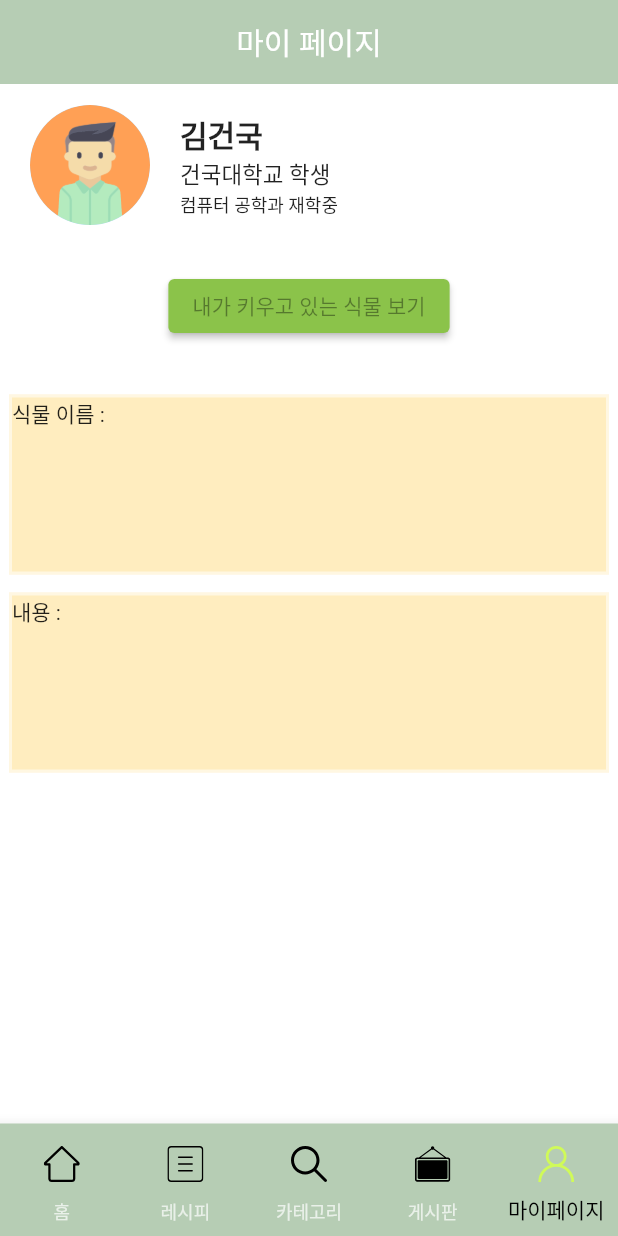
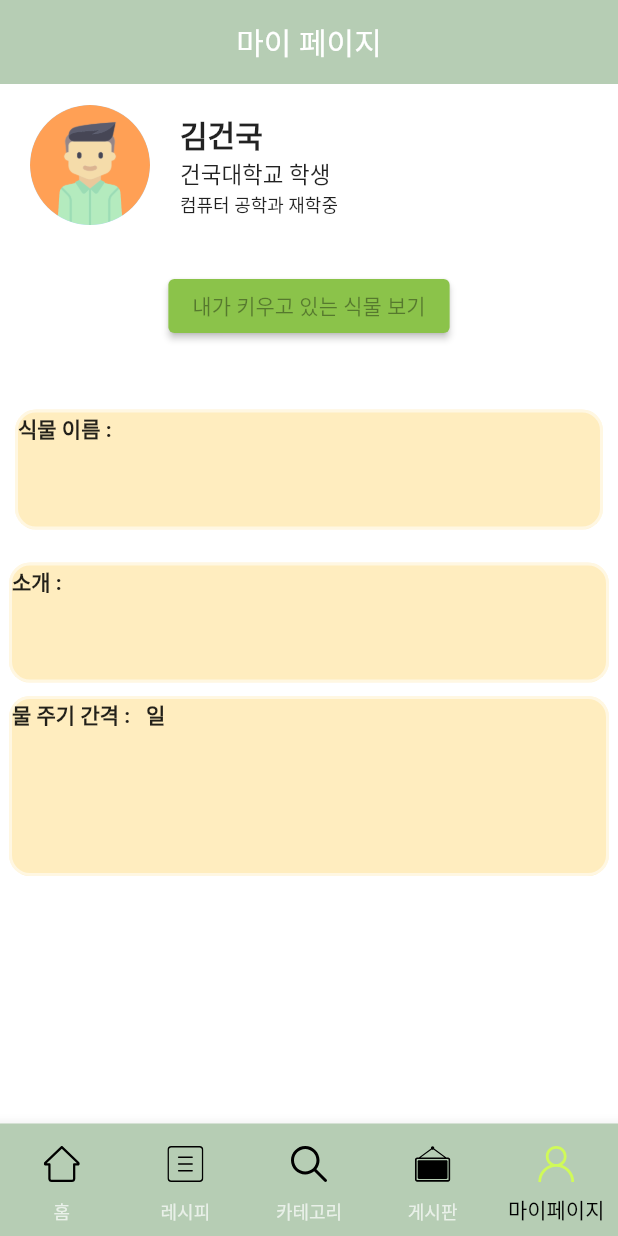
Before and after one commit to zxver1000/Plant_App, a Flutter app: the screen it shows once a user with an empty profile is signed in, item 5 of the bottom bar chosen, on a phone screen of 412 x 824 dp. Run offline on Flutter 3.47's test engine with Material 2 defaults, Android fonts, the phone set to English and light mode, and no system bars; our stand-ins replace cloud_firestore, firebase_auth, firebase_core, flutter_svg, google_fonts, image_picker and 1 more; accounts and stored records are empty; statements that could not run were skipped.

Commit message:
category changed / 식물 등록 페이지 / 디자인 change / mypage /

```diff
--- a/lib/screens/mypage/my_page_screen.dart
+++ b/lib/screens/mypage/my_page_screen.dart
@@ -20,6 +20,7 @@ class _MyPageScreenState extends State<MyPageScreen> {
   FirebaseFirestore firestore = FirebaseFirestore.instance;
   var plant_name = " ";
   var content = " ";
+  var water_cycle = " ";
 
   @override
   Widget build(BuildContext context) {
@@ -49,6 +50,7 @@ class _MyPageScreenState extends State<MyPageScreen> {
               setState(() {
                 plant_name = test['plant_name'];
                 content = test['content'];
+                water_cycle = test['water_cycle'];
               });
                 } ,
               style: ElevatedButton.styleFrom(primary: Colors.lightGreen),
@@ -63,11 +65,12 @@ class _MyPageScreenState extends State<MyPageScreen> {
           SizedBox(height: 20,),
           SizedBox(height: 15,),
           Container(
-
-            height: 120,
+            margin: EdgeInsets.all(10),
+            height: 80,
             width: 400,
             decoration: BoxDecoration(
               color: beige,
+                borderRadius: BorderRadius.circular(14),
               border: Border.all(
                 color: Colors.white54,
                 style: BorderStyle.solid,
@@ -75,24 +78,52 @@ class _MyPageScreenState extends State<MyPageScreen> {
               )
             ),
 
-            child: Text("식물 이름 :  " + plant_name,),
+            child: Text("식물 이름 :  " + plant_name,
+            style: TextStyle(
+              fontWeight: FontWeight.bold
+            ),),
           ),
 
 
 
           SizedBox(height: 12,),
           Container(
-            height: 120,
+            height: 80,
             width: 400,
             decoration:BoxDecoration(
                 color: beige,
+                borderRadius: BorderRadius.circular(14),
                 border: Border.all(
                     color: Colors.white54,
                     style: BorderStyle.solid,
                     width: 2
                 )
             ),
-            child: Text("내용 :  " + content,),
+            child: Text("소개 :  " + content,
+              style: TextStyle(
+                  fontWeight: FontWeight.bold
+              ),),
+
+          ),
+          SizedBox(height: 9,),
+          Container(
+
+            height: 120,
+            width: 400,
+            decoration:BoxDecoration(
+                color: beige,
+                borderRadius: BorderRadius.circular(14),
+                border: Border.all(
+                    color: Colors.white54,
+                    style: BorderStyle.solid,
+                    width: 2
+                )
+            ),
+            child: Text("물 주기 간격 :  " + water_cycle + "일",
+              style: TextStyle(
+                  fontWeight: FontWeight.bold
+              ),),
+
           ),
 
 
```
Also changed, not shown: lib/screens/category_2/make_plant.dart (+24 -2 lines).
